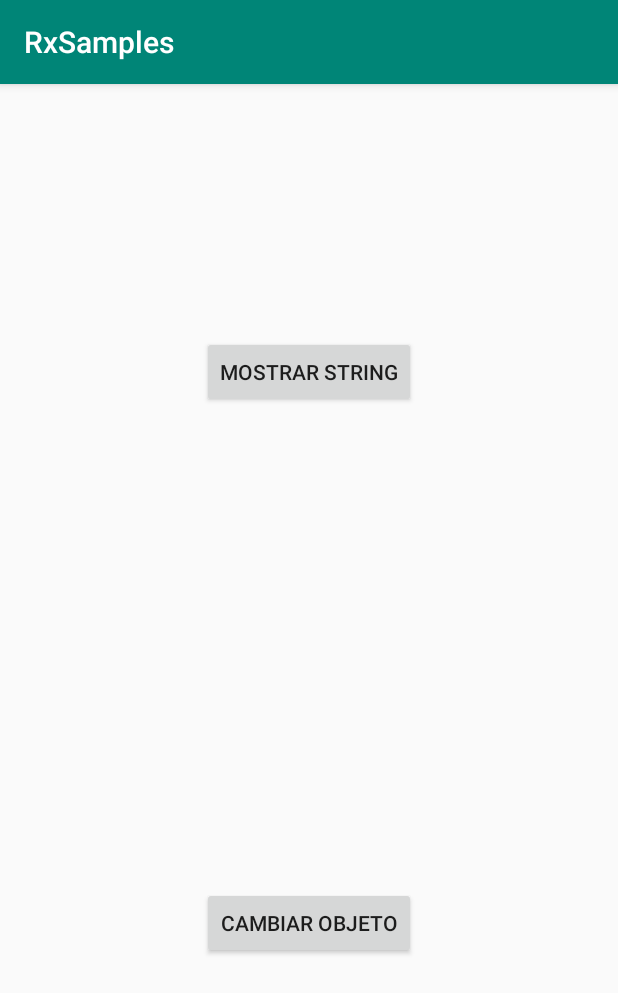
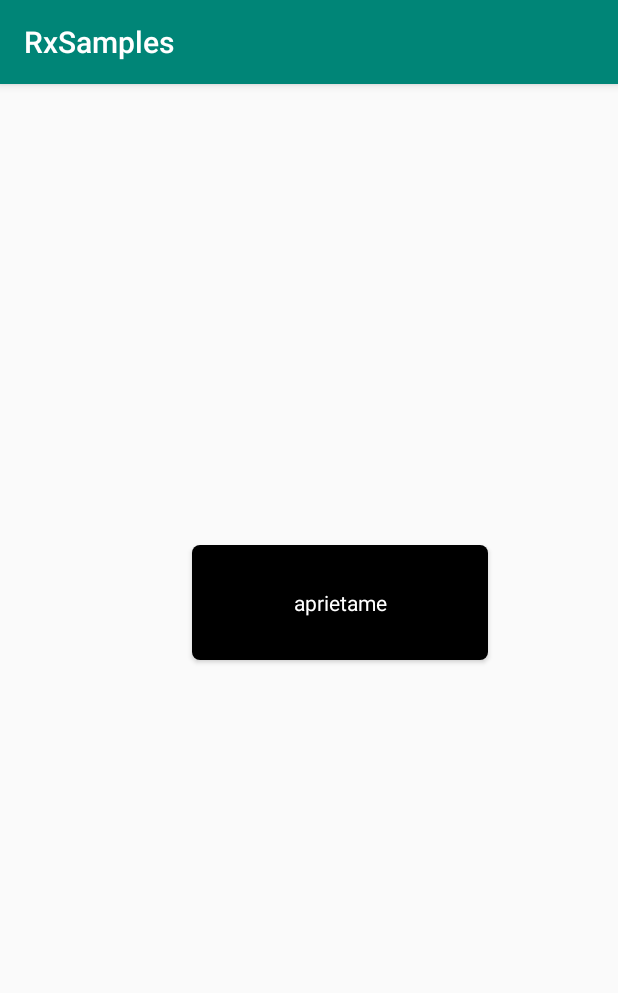
Before and after one commit to christian130/ReactProgramming, an Android app: the screen it shows after launch (MainActivity), on a phone screen of 412 x 824 dp. Shown: the top 993 px of the screen. Run offline under Robolectric (Android 15) with nearby library versions, the phone set to English and light mode, and no system bars; our stand-ins replace RxJava; libraries missing offline, so code that uses them is left out: com.jakewharton.rxbinding3; 3 statements that could not run were skipped.

```diff
--- /dev/null
+++ b/app/src/main/res/drawable/roundedformat.xml
@@ -0,0 +1,5 @@
+<?xml version="1.0" encoding="utf-8"?>
+<shape  xmlns:android="http://schemas.android.com/apk/res/android" android:shape="rectangle">
+    <solid android:color="#000000" />
+    <corners android:radius="5dp" />
+</shape>
--- a/app/src/main/res/layout/activity_main.xml
+++ b/app/src/main/res/layout/activity_main.xml
@@ -7,32 +7,47 @@
     tools:context=".MainActivity">
 
 
+    <Button
+        android:id="@+id/button2"
+        style="@android:style/Widget.Button"
+        android:layout_width="0dp"
+        android:layout_height="0dp"
+        android:background="@drawable/roundedformat"
+        android:backgroundTintMode="add"
+        android:elevation="@android:dimen/app_icon_size"
+        android:text="aprietame"
+        android:textColor="@android:color/background_light"
+        app:layout_constraintBottom_toTopOf="@+id/guideline4"
+        app:layout_constraintEnd_toStartOf="@+id/guideline2"
+        app:layout_constraintStart_toStartOf="@+id/guideline3"
+        app:layout_constraintTop_toTopOf="@+id/guideline" />
+
+    <androidx.constraintlayout.widget.Guideline
+        android:id="@+id/guideline3"
+        android:layout_width="wrap_content"
+        android:layout_height="wrap_content"
+        android:orientation="vertical"
+        app:layout_constraintGuide_percent="0.31" />
+
+    <androidx.constraintlayout.widget.Guideline
+        android:id="@+id/guideline2"
+        android:layout_width="wrap_content"
+        android:layout_height="wrap_content"
+        android:orientation="vertical"
+        app:layout_constraintGuide_percent="0.79" />
+
     <androidx.constraintlayout.widget.Guideline
         android:id="@+id/guideline"
         android:layout_width="wrap_content"
         android:layout_height="wrap_content"
-        app:layout_constraintGuide_percent=".5"
+        app:layout_constraintGuide_percent="0.4"
         android:orientation="horizontal" />
 
-    <Button
-        android:id="@+id/button2"
+    <androidx.constraintlayout.widget.Guideline
+        android:id="@+id/guideline4"
         android:layout_width="wrap_content"
         android:layout_height="wrap_content"
-        android:text="Cambiar Objeto"
-        app:layout_constraintBottom_toBottomOf="parent"
-        app:layout_constraintEnd_toEndOf="parent"
-        app:layout_constraintStart_toStartOf="parent"
-        app:layout_constraintTop_toTopOf="@+id/guideline"
-        app:layout_constraintVertical_bias="0.45" />
+        android:orientation="horizontal"
+        app:layout_constraintGuide_percent="0.5" />
 
-    <Button
-        android:id="@+id/button"
-        android:layout_width="wrap_content"
-        android:layout_height="wrap_content"
-        android:text="Mostrar String"
-        app:layout_constraintBottom_toTopOf="@+id/guideline"
-        app:layout_constraintEnd_toEndOf="parent"
-        app:layout_constraintStart_toStartOf="parent"
-        app:layout_constraintVertical_bias="0.5"
-        app:layout_constraintTop_toTopOf="parent" />
 </androidx.constraintlayout.widget.ConstraintLayout>
```
Also changed, not shown: app/build.gradle (+7 -6 lines), app/src/main/java/com/christian130/rxsamples/DTO/local/SimplePOJO.java (deleted, +0 -40 lines), app/src/main/java/com/christian130/rxsamples/MainActivity.java (+43 -68 lines), app/src/main/java/com/christian130/rxsamples/models/FuenteDeDatos.java (deleted, +0 -20 lines), app/src/main/java/com/christian130/rxsamples/models/FunctionExtendidoPOJO.java (deleted, +0 -16 lines), app/src/main/java/com/christian130/rxsamples/models/FunctionExtendidoString.java (deleted, +0 -16 lines), gradle/wrapper/gradle-wrapper.properties (deleted), 2 other files.
